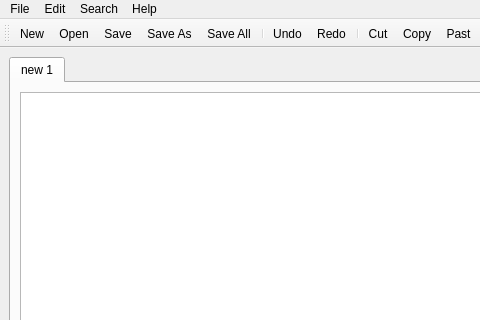
Old version of the form WorkSpace/DS_Project/mainwindow.ui in the repository OrcaLinux/Data-Structure-and-Algorithms-Project; both pictures show x 0 to 480 and y 0 to 320 of the 659 by 562 pixel window.
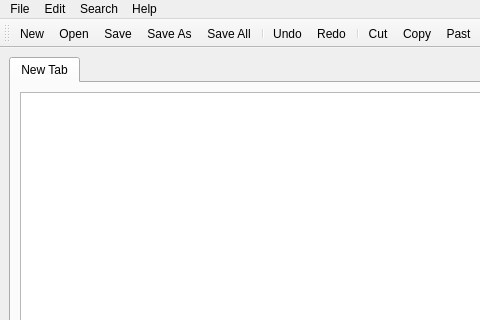
New version of the form. Icons and pictures are not drawn.

What changed in the file:
```diff
--- a/WorkSpace/DS_Project/mainwindow.ui
+++ b/WorkSpace/DS_Project/mainwindow.ui
@@ -28,7 +28,7 @@
       </property>
       <widget class="QWidget" name="tab">
        <attribute name="title">
-        <string>new 1</string>
+        <string>New Tab</string>
        </attribute>
        <layout class="QHBoxLayout" name="horizontalLayout">
         <item>
```
